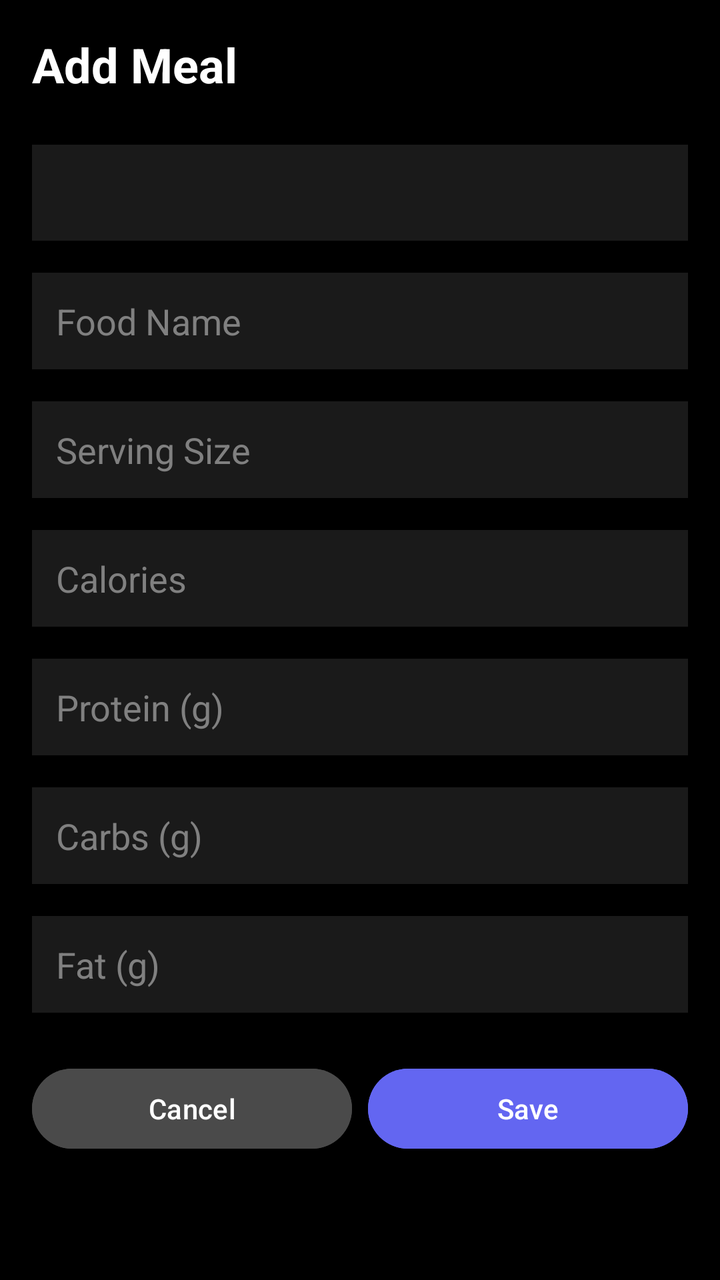
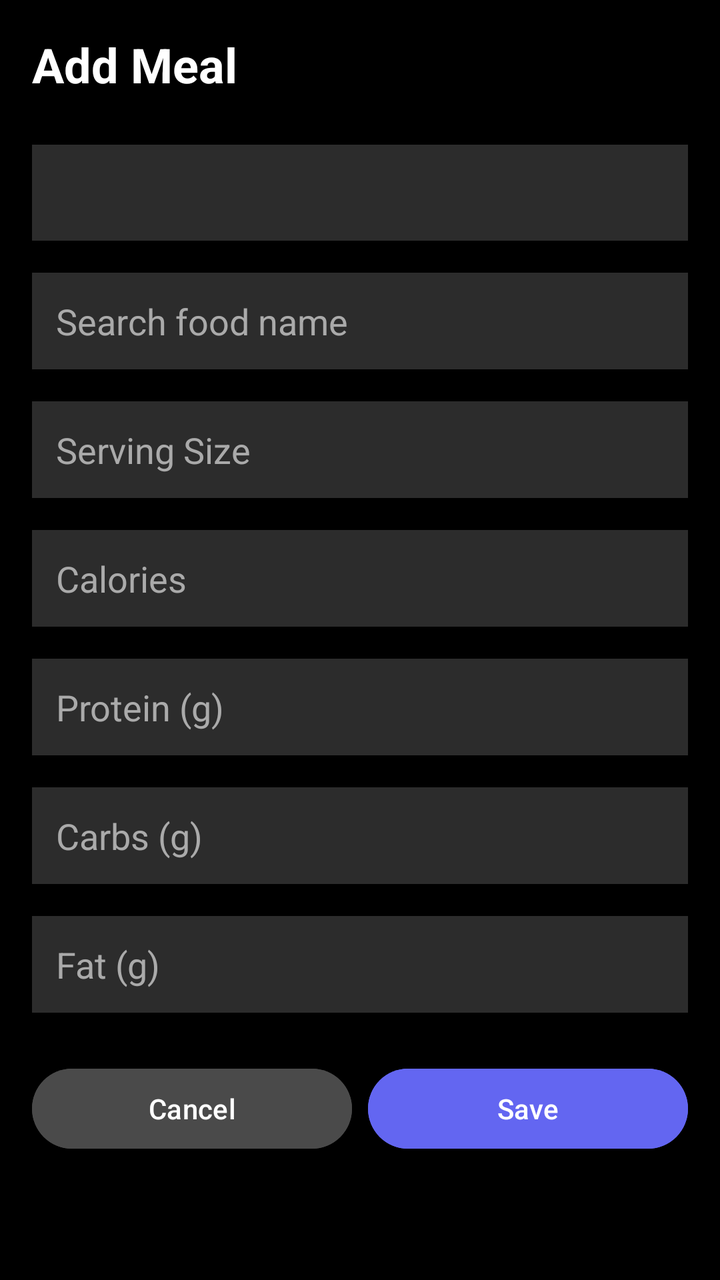

Compare the two renders of this Android layout. The source of the first and the diff that turns it into the second are given below.
<!-- AndroidManifest.xml: application theme Theme.AndroidExample -->
<!-- res/layout/activity_add_meal.xml -->
<?xml version="1.0" encoding="utf-8"?>
<ScrollView
    xmlns:android="http://schemas.android.com/apk/res/android"
    android:layout_width="match_parent"
    android:layout_height="match_parent"
    android:background="#000000"
    android:padding="16dp">

    <LinearLayout
        android:layout_width="match_parent"
        android:layout_height="wrap_content"
        android:orientation="vertical">

        <TextView
            android:layout_width="wrap_content"
            android:layout_height="wrap_content"
            android:text="Add Meal"
            android:textColor="#FFFFFF"
            android:textSize="24sp"
            android:textStyle="bold"
            android:layout_marginBottom="24dp"/>

        <Spinner
            android:id="@+id/meal_type_spinner"
            android:layout_width="match_parent"
            android:layout_height="48dp"
            android:background="#1A1A1A"
            android:layout_marginBottom="16dp"
            android:popupBackground="#1A1A1A"/>

        <EditText
            android:id="@+id/food_name"
            android:layout_width="match_parent"
            android:layout_height="wrap_content"
            android:hint="Food Name"
            android:textColorHint="#808080"
            android:textColor="#FFFFFF"
            android:padding="12dp"
            android:background="#1A1A1A"
            android:layout_marginBottom="16dp"/>

        <EditText
            android:id="@+id/serving_size"
            android:layout_width="match_parent"
            android:layout_height="wrap_content"
            android:hint="Serving Size"
            android:textColorHint="#808080"
            android:textColor="#FFFFFF"
            android:padding="12dp"
            android:background="#1A1A1A"
            android:layout_marginBottom="16dp"/>

        <EditText
            android:id="@+id/calories"
            android:layout_width="match_parent"
            android:layout_height="wrap_content"
            android:hint="Calories"
            android:inputType="number"
            android:textColorHint="#808080"
            android:textColor="#FFFFFF"
            android:padding="12dp"
            android:background="#1A1A1A"
            android:layout_marginBottom="16dp"/>

        <EditText
            android:id="@+id/protein"
            android:layout_width="match_parent"
            android:layout_height="wrap_content"
            android:hint="Protein (g)"
            android:inputType="numberDecimal"
            android:textColorHint="#808080"
            android:textColor="#FFFFFF"
            android:padding="12dp"
            android:background="#1A1A1A"
            android:layout_marginBottom="16dp"/>

        <EditText
            android:id="@+id/carbs"
            android:layout_width="match_parent"
            android:layout_height="wrap_content"
            android:hint="Carbs (g)"
            android:inputType="numberDecimal"
            android:textColorHint="#808080"
            android:textColor="#FFFFFF"
            android:padding="12dp"
            android:background="#1A1A1A"
            android:layout_marginBottom="16dp"/>

        <EditText
            android:id="@+id/fat"
            android:layout_width="match_parent"
            android:layout_height="wrap_content"
            android:hint="Fat (g)"
            android:inputType="numberDecimal"
            android:textColorHint="#808080"
            android:textColor="#FFFFFF"
            android:padding="12dp"
            android:background="#1A1A1A"
            android:layout_marginBottom="24dp"/>

        <LinearLayout
            android:layout_width="match_parent"
            android:layout_height="wrap_content"
            android:orientation="horizontal">

            <Button
                android:id="@+id/cancel_button"
                android:layout_width="0dp"
                android:layout_height="wrap_content"
                android:layout_weight="1"
                android:text="Cancel"
                android:textColor="#FFFFFF"
                android:backgroundTint="#4A4A4A"
                android:layout_marginEnd="8dp"/>

            <Button
                android:id="@+id/save_button"
                android:layout_width="0dp"
                android:layout_height="wrap_content"
                android:layout_weight="1"
                android:text="Save"
                android:textColor="#FFFFFF"
                android:backgroundTint="#6366f1"/>
        </LinearLayout>

    </LinearLayout>
</ScrollView>
<!-- resources referenced by this layout -->
<resources>
  <style name="Theme.AndroidExample" parent="Base.Theme.AndroidExample" />
  <style name="Base.Theme.AndroidExample" parent="Theme.Material3.DayNight.NoActionBar">
          
          
      </style>
</resources>

<!-- the commit's change to res/layout/activity_add_meal.xml (unified diff, before → after) -->
@@ -24,30 +24,34 @@
             android:id="@+id/meal_type_spinner"
             android:layout_width="match_parent"
             android:layout_height="48dp"
-            android:background="#1A1A1A"
+            android:background="#2C2C2C"
             android:layout_marginBottom="16dp"
-            android:popupBackground="#1A1A1A"/>
+            android:popupBackground="#2C2C2C"/>
 
-        <EditText
+        <AutoCompleteTextView
             android:id="@+id/food_name"
             android:layout_width="match_parent"
             android:layout_height="wrap_content"
-            android:hint="Food Name"
-            android:textColorHint="#808080"
+            android:hint="Search food name"
+            android:textColorHint="#AAAAAA"
             android:textColor="#FFFFFF"
+            android:completionThreshold="3"
             android:padding="12dp"
-            android:background="#1A1A1A"
-            android:layout_marginBottom="16dp"/>
+            android:background="#2C2C2C"
+            android:layout_marginBottom="16dp"
+            android:popupBackground="#2C2C2C"
+            android:maxLines="1"
+            android:singleLine="true"/>
 
         <EditText
             android:id="@+id/serving_size"
             android:layout_width="match_parent"
             android:layout_height="wrap_content"
             android:hint="Serving Size"
-            android:textColorHint="#808080"
+            android:textColorHint="#AAAAAA"
             android:textColor="#FFFFFF"
             android:padding="12dp"
-            android:background="#1A1A1A"
+            android:background="#2C2C2C"
             android:layout_marginBottom="16dp"/>
 
         <EditText
@@ -56,10 +60,10 @@
             android:layout_height="wrap_content"
             android:hint="Calories"
             android:inputType="number"
-            android:textColorHint="#808080"
+            android:textColorHint="#AAAAAA"
             android:textColor="#FFFFFF"
             android:padding="12dp"
-            android:background="#1A1A1A"
+            android:background="#2C2C2C"
             android:layout_marginBottom="16dp"/>
 
         <EditText
@@ -68,10 +72,10 @@
             android:layout_height="wrap_content"
             android:hint="Protein (g)"
             android:inputType="numberDecimal"
-            android:textColorHint="#808080"
+            android:textColorHint="#AAAAAA"
             android:textColor="#FFFFFF"
             android:padding="12dp"
-            android:background="#1A1A1A"
+            android:background="#2C2C2C"
             android:layout_marginBottom="16dp"/>
 
         <EditText
@@ -80,10 +84,10 @@
             android:layout_height="wrap_content"
             android:hint="Carbs (g)"
             android:inputType="numberDecimal"
-            android:textColorHint="#808080"
+            android:textColorHint="#AAAAAA"
             android:textColor="#FFFFFF"
             android:padding="12dp"
-            android:background="#1A1A1A"
+            android:background="#2C2C2C"
             android:layout_marginBottom="16dp"/>
 
         <EditText
@@ -92,10 +96,10 @@
             android:layout_height="wrap_content"
             android:hint="Fat (g)"
             android:inputType="numberDecimal"
-            android:textColorHint="#808080"
+            android:textColorHint="#AAAAAA"
             android:textColor="#FFFFFF"
             android:padding="12dp"
-            android:background="#1A1A1A"
+            android:background="#2C2C2C"
             android:layout_marginBottom="24dp"/>
 
         <LinearLayout
@@ -122,6 +126,5 @@
                 android:textColor="#FFFFFF"
                 android:backgroundTint="#6366f1"/>
         </LinearLayout>
-
     </LinearLayout>
 </ScrollView>
